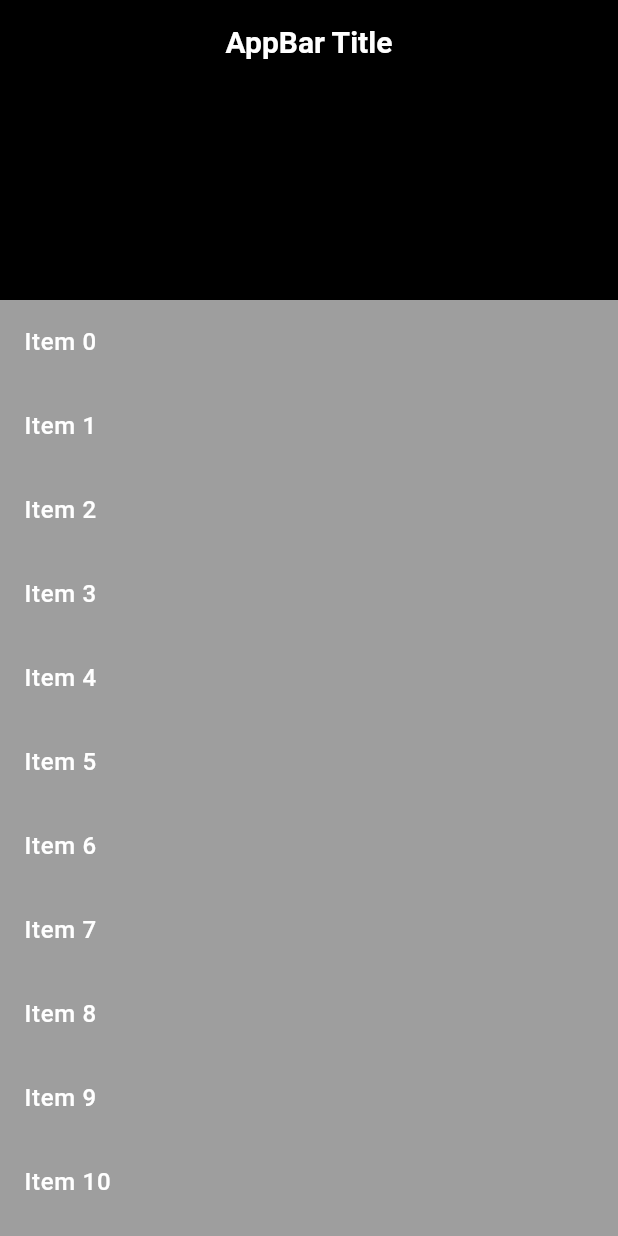
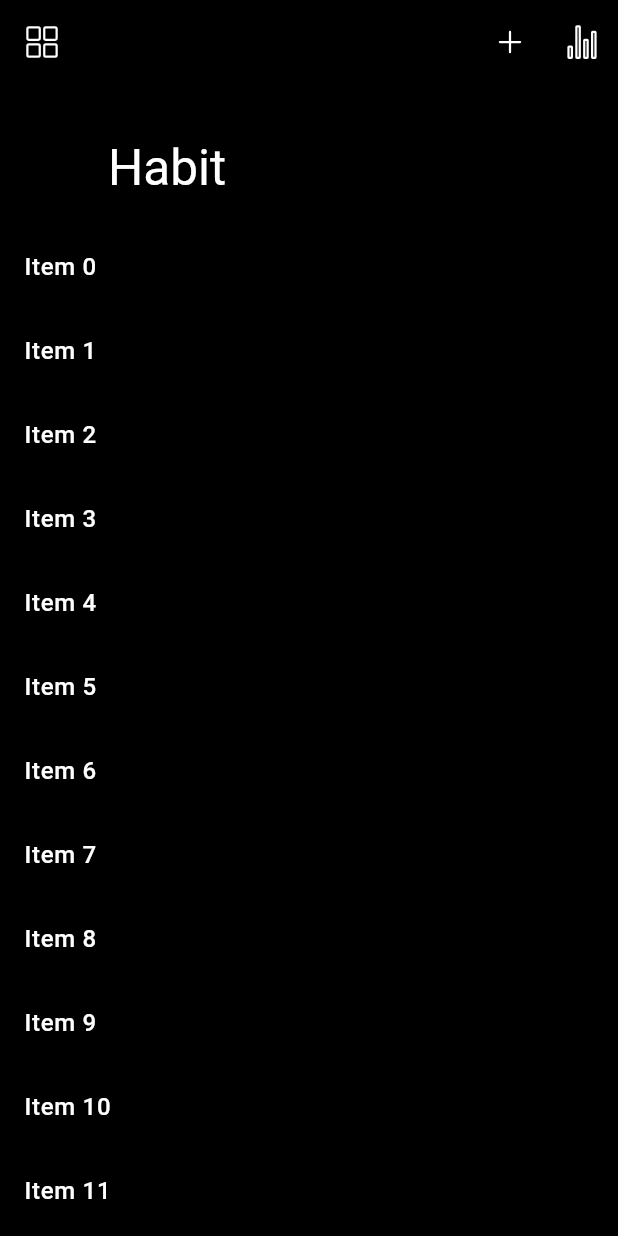
Before and after one commit to sanjay123-321/Habit, a Flutter app: the screen it shows after launch, on a phone screen of 412 x 824 dp. Run offline on Flutter 3.47's test engine with Material 3 defaults, Android fonts, the phone set to English and light mode, and no system bars; our stand-ins replace flutter_bloc, ionicons.

Commit message:
UI: Made the appbar to have icons

```diff
--- a/lib/modules/home/home_screen.dart
+++ b/lib/modules/home/home_screen.dart
@@ -1,6 +1,7 @@
 import 'package:flutter/material.dart';
 import 'package:habit/utils/constants.dart';
-import 'package:habit/utils/k_images.dart';
+
+import 'component/sliver_app_bar.dart';
 
 class HomeScreen extends StatelessWidget {
   const HomeScreen({super.key});
@@ -8,27 +9,10 @@ class HomeScreen extends StatelessWidget {
   @override
   Widget build(BuildContext context) {
     return Scaffold(
-      backgroundColor: Colors.grey,
+      backgroundColor: themeBlackColor,
       body: CustomScrollView(
         slivers: <Widget>[
-          SliverAppBar(
-            title: Text('AppBar Title'),
-            expandedHeight: 200.0,
-            flexibleSpace: LayoutBuilder(
-              builder: (BuildContext context, BoxConstraints constraints) {
-                return FlexibleSpaceBar(
-                  title: AnimatedOpacity(
-                    opacity:
-                        constraints.biggest.height > kToolbarHeight ? 1.0 : 0.0,
-                    duration: Duration(milliseconds: 300),
-                    child: Text('Scroll down to see the animation'),
-                  ),
-                );
-              },
-            ),
-            pinned: true,
-            floating: false,
-          ),
+          const HomeSliverAppbar(),
           SliverList(
             delegate: SliverChildBuilderDelegate(
               (BuildContext context, int index) {
--- a/lib/utils/language_string.dart
+++ b/lib/utils/language_string.dart
@@ -1,5 +1,6 @@
 import '../core/data/data_source/remote_data_source.dart';
 
 class Language {
-  static String enabledLocation = myMap['Enabled_Location'];
+  static String enabledLocation = 'Enabled_Location';
+  static String appName = 'habit';
 }
```
Also changed, not shown: lib/main.dart (+10 -1 lines), lib/modules/home/component/sliver_app_bar.dart (added, +56 -0 lines), lib/widgets/capitalize_words.dart (added, +8 -0 lines), lib/modules/home/component/tab_bar.dart (added).
